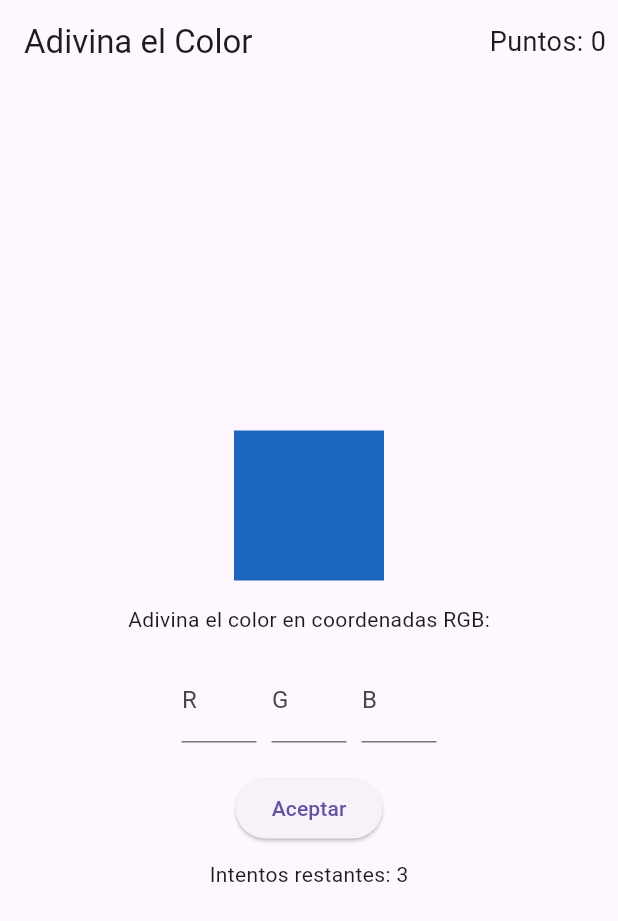
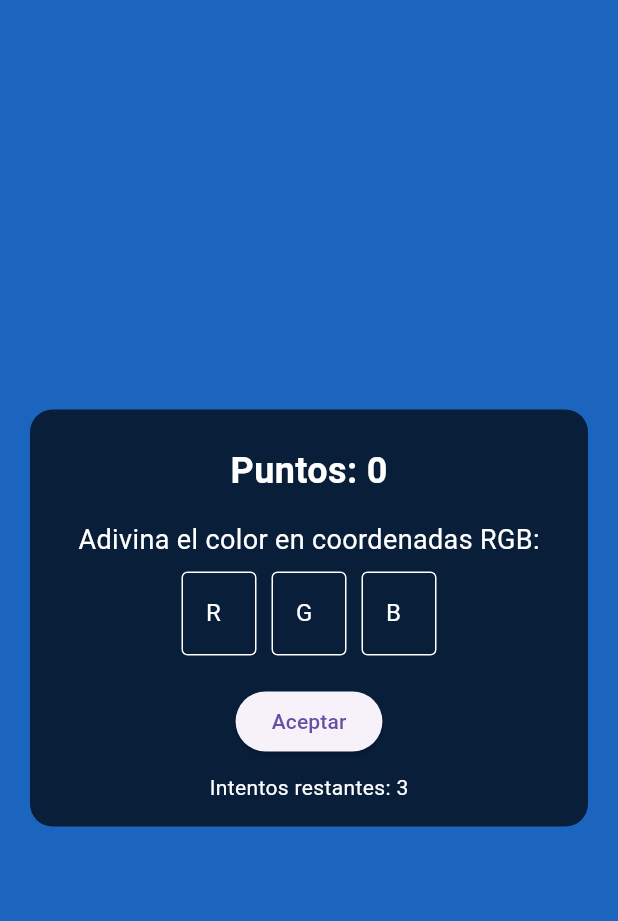
Before and after one commit to antoonrs/ColorPickerSimulator, a Flutter app: the GameScreen screen opened by its route, on a phone screen of 412 x 824 dp. Shown: the top 921 px of the screen. Run offline on Flutter 3.47's test engine with Material 3 defaults, Android fonts, the phone set to English and light mode, and no system bars.

Commit message:
Cosas esteticas

```diff
--- a/color_picker_simulator/lib/game_screen.dart
+++ b/color_picker_simulator/lib/game_screen.dart
@@ -22,7 +22,6 @@ class _GameScreenState extends State<GameScreen> {
   void initState() {
     super.initState();
     _generateRandomColor();
-    ResultScreen.pointsAssigned = false; // Reinicia el estado al empezar una nueva ronda
   }
 
   void _generateRandomColor() {
@@ -102,33 +101,48 @@ class _GameScreenState extends State<GameScreen> {
   @override
   Widget build(BuildContext context) {
     return Scaffold(
-      appBar: AppBar(
-        title: Text('Adivina el Color'),
-        automaticallyImplyLeading: false,
-        actions: [
+      body: Stack(
+        children: [
+          // Fondo de pantalla
+          Container(
+            color: Color.fromARGB(255, _targetR, _targetG, _targetB),
+          ),
+          // Rectángulo negro más pequeño con contenido
+          Center(
+            child: Container(
+              padding: EdgeInsets.all(16),
+              margin: EdgeInsets.symmetric(horizontal: 20),
+              decoration: BoxDecoration(
+                color: Colors.black.withOpacity(0.7),
+                borderRadius: BorderRadius.circular(15),
+              ),
+              child: Column(
+                mainAxisSize: MainAxisSize.min,
+                children: [
+                  // Puntos
                   Padding(
                     padding: const EdgeInsets.all(8.0),
-            child: Center(
                     child: Text(
                       'Puntos: ${ResultScreen.totalPoints}',
-                style: TextStyle(fontSize: 18),
+                      style: TextStyle(
+                        fontSize: 24,
+                        fontWeight: FontWeight.bold,
+                        color: Colors.white,
                       ),
                     ),
                   ),
-        ],
+                  // Título
+                  Padding(
+                    padding: const EdgeInsets.all(8.0),
+                    child: Text(
+                      'Adivina el color en coordenadas RGB:',
+                      style: TextStyle(
+                        fontSize: 18,
+                        color: Colors.white,
                       ),
-      body: Column(
-        mainAxisAlignment: MainAxisAlignment.center,
-        children: [
-          Container(
-            height: 100,
-            width: 100,
-            color: Color.fromARGB(255, _targetR, _targetG, _targetB),
                     ),
-          Padding(
-            padding: const EdgeInsets.all(16.0),
-            child: Text('Adivina el color en coordenadas RGB:'),
                   ),
+                  // Campos de entrada y botones de potenciador
                   Row(
                     mainAxisAlignment: MainAxisAlignment.center,
                     children: [
@@ -172,14 +186,33 @@ class _GameScreenState extends State<GameScreen> {
                     child: Text('Aceptar'),
                   ),
                   SizedBox(height: 10),
-          Text('Intentos restantes: $_attemptsLeft'),
+                  Text(
+                    'Intentos restantes: $_attemptsLeft',
+                    style: TextStyle(color: Colors.white),
+                  ),
                   if (_redHint.isNotEmpty || _greenHint.isNotEmpty || _blueHint.isNotEmpty)
                     Column(
                       children: [
-                if (_redHint.isNotEmpty) Text('Pista Rojo: $_redHint', style: TextStyle(color: Colors.red)),
-                if (_greenHint.isNotEmpty) Text('Pista Verde: $_greenHint', style: TextStyle(color: Colors.green)),
-                if (_blueHint.isNotEmpty) Text('Pista Azul: $_blueHint', style: TextStyle(color: Colors.blue)),
+                        if (_redHint.isNotEmpty)
+                          Text(
+                            'Pista Rojo: $_redHint',
+                            style: TextStyle(color: Colors.red, fontWeight: FontWeight.bold),
+                          ),
+                        if (_greenHint.isNotEmpty)
+                          Text(
+                            'Pista Verde: $_greenHint',
+                            style: TextStyle(color: Colors.green, fontWeight: FontWeight.bold),
+                          ),
+                        if (_blueHint.isNotEmpty)
+                          Text(
+                            'Pista Azul: $_blueHint',
+                            style: TextStyle(color: Colors.blue, fontWeight: FontWeight.bold),
+                          ),
                       ],
+                    ),
+                ],
+              ),
+            ),
           ),
         ],
       ),
@@ -192,7 +225,17 @@ class _GameScreenState extends State<GameScreen> {
       child: TextField(
         controller: controller,
         keyboardType: TextInputType.number,
-        decoration: InputDecoration(labelText: label),
+        style: TextStyle(color: Colors.white),
+        decoration: InputDecoration(
+          labelText: label,
+          labelStyle: TextStyle(color: Colors.white),
+          enabledBorder: OutlineInputBorder(
+            borderSide: BorderSide(color: Colors.white),
+          ),
+          focusedBorder: OutlineInputBorder(
+            borderSide: BorderSide(color: Colors.white),
+          ),
+        ),
       ),
     );
   }
```
Lines whose indentation alone changed are shown as unchanged.
